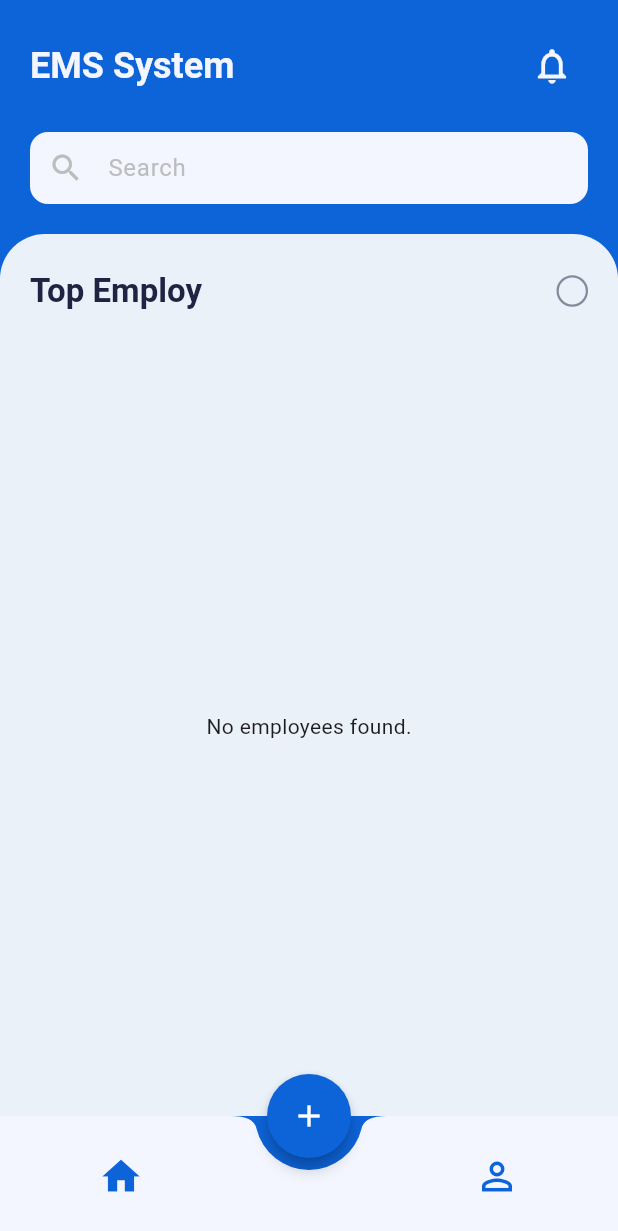
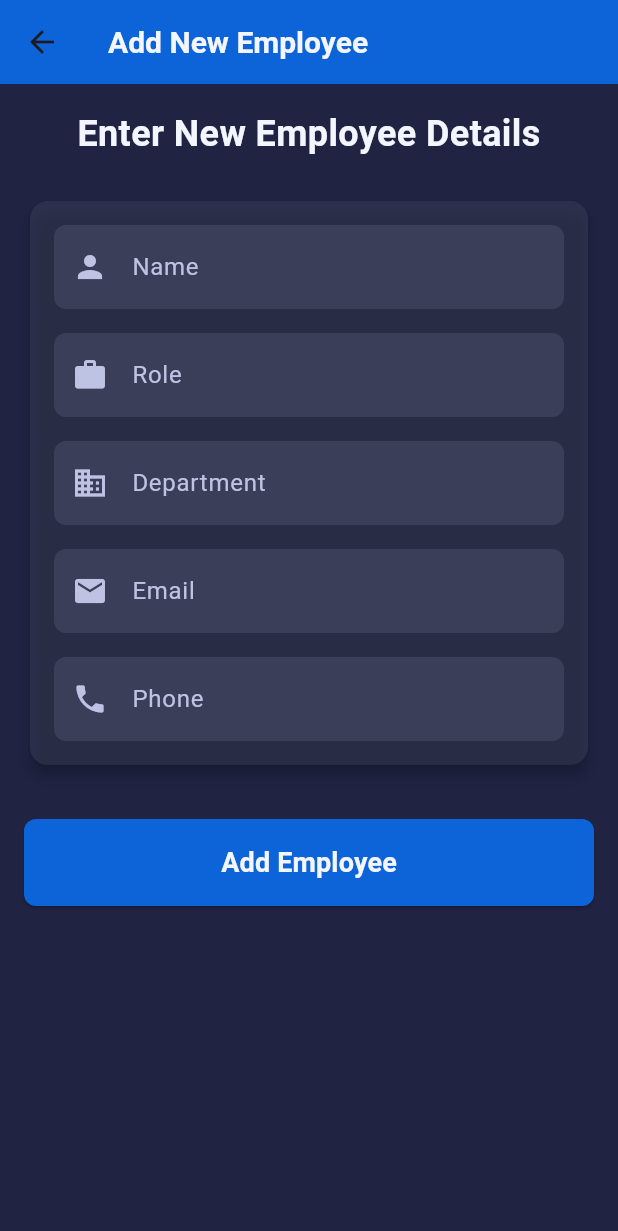
Before and after one commit to Nafly-090/EMS_SYSTEM, a Flutter app: the screen it shows after launch, after a tap on the "add" icon, on a phone screen of 412 x 824 dp. Shown: the top 1231 px of the screen. Run offline on Flutter 3.47's test engine with Material 3 defaults, Android fonts, the phone set to English and light mode, and no system bars; our stand-ins replace cloud_firestore, firebase_auth, firebase_core; accounts and stored records are empty; generated files the repository leaves out were written again.

Commit message:
reduce the bag and commands  wire  opparation also finshed

```diff
--- /dev/null
+++ b/lib/AddNewEmp.dart
@@ -0,0 +1,196 @@
+// addnew.dart
+import 'package:cloud_firestore/cloud_firestore.dart';
+import 'package:flutter/material.dart';
+import 'colors.dart';
+
+class AddNewEmployeeScreen extends StatefulWidget {
+  const AddNewEmployeeScreen({super.key});
+
+  @override
+  State<AddNewEmployeeScreen> createState() => _AddNewEmployeeScreenState();
+}
+
+class _AddNewEmployeeScreenState extends State<AddNewEmployeeScreen> {
+  final _formKey = GlobalKey<FormState>();
+
+  final _nameController = TextEditingController();
+  final _roleController = TextEditingController();
+  final _departmentController = TextEditingController();
+  final _emailController = TextEditingController();
+  final _phoneController = TextEditingController();
+
+  bool _isLoading = false;
+
+  @override
+  void dispose() {
+    _nameController.dispose();
+    _roleController.dispose();
+    _departmentController.dispose();
+    _emailController.dispose();
+    _phoneController.dispose();
+    super.dispose();
+  }
+
+  Future<void> _addEmployee() async {
+    // The Form validation now checks all our new rules automatically
+    if (!_formKey.currentState!.validate()) {
+      return;
+    }
+
+    setState(() => _isLoading = true);
+
+    try {
+      await FirebaseFirestore.instance.collection('Employee').add({
+        'name': _nameController.text,
+        'role': _roleController.text,
+        'department': _departmentController.text,
+        'email': _emailController.text.trim(),
+        'phone': _phoneController.text.trim(),
+        'joining_date': Timestamp.now(),
+      });
+
+      ScaffoldMessenger.of(context).showSnackBar(
+        const SnackBar(
+          content: Text('Employee added successfully!'),
+          backgroundColor: Colors.green,
+        ),
+      );
+
+      if (mounted) {
+        Navigator.of(context).pop();
+      }
+    } catch (e) {
+      ScaffoldMessenger.of(context).showSnackBar(
+        SnackBar(
+          content: Text('Failed to add employee: $e'),
+          backgroundColor: Colors.red,
+        ),
+      );
+    } finally {
+      if (mounted) {
+        setState(() => _isLoading = false);
+      }
+    }
+  }
+
+  @override
+  Widget build(BuildContext context) {
+    return Scaffold(
+      backgroundColor: kDarkBlue,
+      appBar: AppBar(
+        title: const Text('Add New Employee', style: TextStyle(color: kWhite, fontSize: 20, fontWeight: FontWeight.bold)),
+        backgroundColor: kPrimaryBlue,
+      ),
+      body: SingleChildScrollView(
+        padding: const EdgeInsets.all(16.0),
+        child: Form(
+          key: _formKey,
+          autovalidateMode: AutovalidateMode.onUserInteraction,
+          child: Column(
+            crossAxisAlignment: CrossAxisAlignment.stretch,
+            children: [
+              const Text(
+                'Enter New Employee Details',
+                style: TextStyle(fontSize: 24, fontWeight: FontWeight.bold, color: kWhite),
+                textAlign: TextAlign.center,
+              ),
+              const SizedBox(height: 24),
+              Card(
+                elevation: 4,
+                color: kTextFieldBackground.withOpacity(0.5),
+                shape: RoundedRectangleBorder(borderRadius: BorderRadius.circular(12)),
+                child: Padding(
+                  padding: const EdgeInsets.all(16.0),
+                  child: Column(
+                    children: [
+                      _buildTextField(controller: _nameController, label: 'Name', icon: Icons.person),
+                      const SizedBox(height: 16),
+                      _buildTextField(controller: _roleController, label: 'Role', icon: Icons.work),
+                      const SizedBox(height: 16),
+                      _buildTextField(controller: _departmentController, label: 'Department', icon: Icons.business),
+                      const SizedBox(height: 16),
+                      _buildTextField(
+                        controller: _emailController,
+                        label: 'Email',
+                        icon: Icons.email,
+                        keyboardType: TextInputType.emailAddress,
+                        validator: (value) {
+                          if (value == null || value.isEmpty) {
+                            return 'Please enter an email';
+                          }
+                          // Regex for email validation
+                          final emailPattern = RegExp(r'^[\w-\.]+@([\w-]+\.)+[\w-]{2,4}$');
+                          if (!emailPattern.hasMatch(value)) {
+                            return 'Please enter a valid email address';
+                          }
+                          return null;
+                        },
+                      ),
+                      const SizedBox(height: 16),
+                      _buildTextField(
+                        controller: _phoneController,
+                        label: 'Phone',
+                        icon: Icons.phone,
+                        keyboardType: TextInputType.phone,
+                        validator: (value) {
+                          if (value == null || value.isEmpty) {
+                            return 'Please enter a phone number';
+                          }
+                          if (value.length < 7 || value.length > 15) {
+                            return 'Phone number must be between 7 and 15 digits';
+                          }
+                          return null;
+                        },
+                      ),
+                    ],
+                  ),
+                ),
+              ),
+              const SizedBox(height: 32),
+              ElevatedButton(
+                onPressed: _isLoading ? null : _addEmployee,
+                style: ElevatedButton.styleFrom(
+                  backgroundColor: kPrimaryBlue,
+                  foregroundColor: kWhite,
+                  padding: const EdgeInsets.symmetric(vertical: 16),
+                  shape: RoundedRectangleBorder(borderRadius: BorderRadius.circular(8.0)),
+                ),
+                child: _isLoading
+                    ? const CircularProgressIndicator(color: Colors.white)
+                    : const Text('Add Employee', style: TextStyle(fontSize: 18, fontWeight: FontWeight.w600)),
+              ),
+            ],
+          ),
+        ),
+      ),
+    );
+  }
+
+  TextFormField _buildTextField({
+    required TextEditingController controller,
+    required String label,
+    required IconData icon,
+    TextInputType keyboardType = TextInputType.text,
+    String? Function(String?)? validator, // Optional validator parameter
+  }) {
+    return TextFormField(
+      controller: controller,
+      keyboardType: keyboardType,
+      style: const TextStyle(color: kWhite),
+      decoration: InputDecoration(
+        labelText: label,
+        labelStyle: const TextStyle(color: kGreyText),
+        prefixIcon: Icon(icon, color: kGreyText),
+        filled: true,
+        fillColor: kTextFieldBackground,
+        border: OutlineInputBorder(borderRadius: BorderRadius.circular(8.0), borderSide: BorderSide.none),
+      ),
+      validator: validator ?? (value) {
+        if (value == null || value.isEmpty) {
+          return 'Please enter a $label';
+        }
+        return null;
+      },
+    );
+  }
+}
--- a/lib/HomeScreen.dart
+++ b/lib/HomeScreen.dart
@@ -50,7 +50,9 @@ class HomeScreen extends StatelessWidget {
       floatingActionButton: isKeyboardVisible
           ? null
           : FloatingActionButton(
-        onPressed: () {},
+        onPressed: () {
+          Navigator.pushNamed(context, '/AddnewEmy');
+        },
         backgroundColor: kPrimaryBlue,
         // FIX #2: The default shape is a circle. This code creates a perfect circle.
         shape: const CircleBorder(), // Explicitly define the shape as a circle.
--- a/lib/main.dart
+++ b/lib/main.dart
@@ -2,6 +2,7 @@ import 'package:flutter/material.dart';
 import 'package:firebase_core/firebase_core.dart';
 import 'package:ems/WelcomeScreen.dart';
 import 'package:ems/LoginScreen.dart';
+import 'package:ems/AddNewEmp.dart';
 
 import 'HomeScreen.dart';
 import 'SignUpScreen.dart';
@@ -35,6 +36,7 @@ class MyApp extends StatelessWidget {
         '/login': (context) => const LoginScreen(),
         '/signup': (context) => const SignUpScreen(),
         '/home' : (context) => const HomeScreen(),
+        '/AddnewEmy' : (context) => const AddNewEmployeeScreen(),
       },
     );
   }
```
